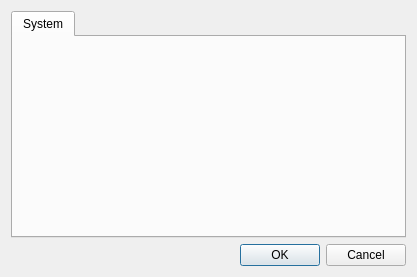
First picture: the form in core/View/toolsdialog.ui, repository altaybrusan/ibex, before the edit.
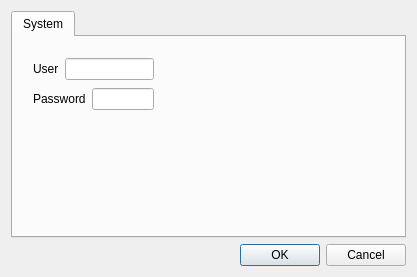
Second picture: the form after the edit.

Commit message: adduser and remove user accounts are added

The edit to the form file:
```diff
--- a/core/View/toolsdialog.ui
+++ b/core/View/toolsdialog.ui
@@ -23,6 +23,54 @@
       <attribute name="title">
        <string>System</string>
       </attribute>
+      <widget class="QWidget" name="">
+       <property name="geometry">
+        <rect>
+         <x>20</x>
+         <y>20</y>
+         <width>121</width>
+         <height>24</height>
+        </rect>
+       </property>
+       <layout class="QHBoxLayout" name="horizontalLayout">
+        <item>
+         <widget class="QLabel" name="label">
+          <property name="text">
+           <string>User</string>
+          </property>
+         </widget>
+        </item>
+        <item>
+         <widget class="QLineEdit" name="lineEdit"/>
+        </item>
+       </layout>
+      </widget>
+      <widget class="QWidget" name="">
+       <property name="geometry">
+        <rect>
+         <x>20</x>
+         <y>50</y>
+         <width>121</width>
+         <height>24</height>
+        </rect>
+       </property>
+       <layout class="QHBoxLayout" name="horizontalLayout_2">
+        <item>
+         <widget class="QLabel" name="label_2">
+          <property name="text">
+           <string>Password</string>
+          </property>
+         </widget>
+        </item>
+        <item>
+         <widget class="QLineEdit" name="lineEdit_2">
+          <property name="echoMode">
+           <enum>QLineEdit::Password</enum>
+          </property>
+         </widget>
+        </item>
+       </layout>
+      </widget>
      </widget>
     </widget>
    </item>
```
The commit also changes 3 other files.
